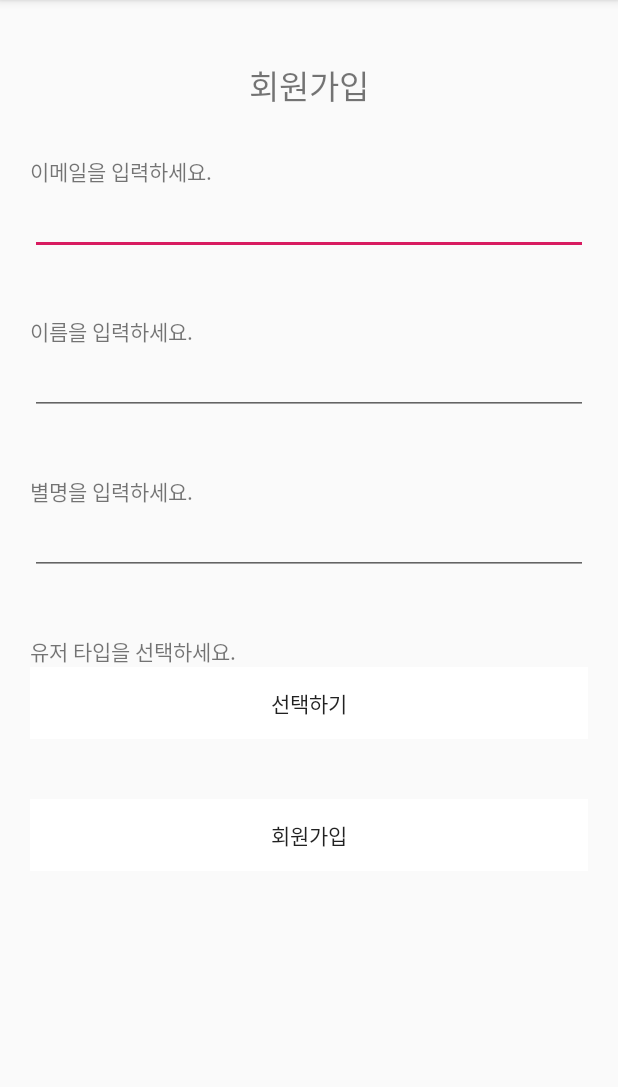
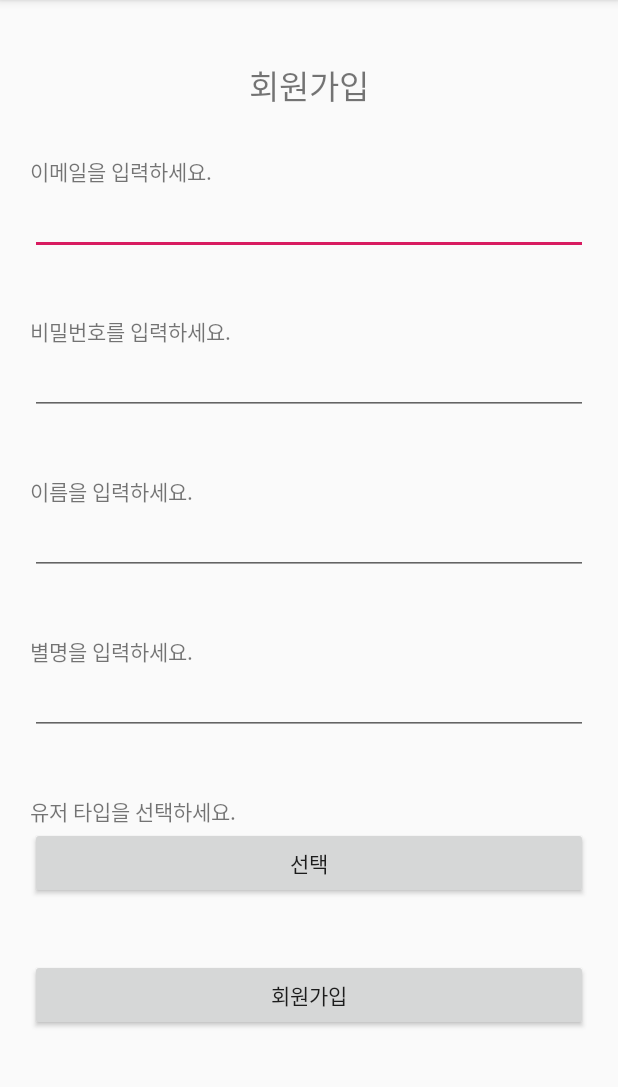
Before and after one commit to skkuse/2019spring_42class_team4, an Android app: the signin screen opened directly, with no data from a screen before it, on a phone screen of 412 x 824 dp, the part 84-1171 px from its top. Run offline under Robolectric (Android 15) with nearby library versions, the phone set to English and light mode, and no system bars; our stand-ins replace Firebase (no records; nobody signed in at launch, a user with empty details on screens opened directly).

Commit message:
first commit..;;

```diff
--- a/docking/app/src/main/java/com/example/docking_milkyway/signin.java
+++ b/docking/app/src/main/java/com/example/docking_milkyway/signin.java
@@ -1,23 +1,136 @@
 package com.example.docking_milkyway;
 
 import android.os.Bundle;
+import android.support.annotation.NonNull;
 import android.support.v7.app.AppCompatActivity;
+import android.util.Log;
+import android.view.View;
 import android.widget.Button;
 import android.widget.EditText;
 import android.widget.TextView;
+import android.widget.Toast;
+
+import com.google.android.gms.tasks.OnCompleteListener;
+import com.google.android.gms.tasks.Task;
+import com.google.firebase.firestore.CollectionReference;
+import com.google.firebase.firestore.DocumentReference;
+import com.google.firebase.firestore.DocumentSnapshot;
+import com.google.firebase.firestore.FirebaseFirestore;
+
+
+
 
 public class signin extends AppCompatActivity {
 
-    private Button usertypeinsert;
-    private Button sign_in;
+    Button usertypeinsert;
+    Button sign_in;
     private EditText emailinsert;
+    private EditText pwinsert;
     private EditText nameinsert;
     private EditText nicknameinsert;
+
+    public class User{
+        private String email;
+        private String pw;
+        private String name;
+        private String nickname;
+        private int age;
+        private String user_type;
+        private String sex;
+
+
+        public User(){}
+
+        public User(String email, String pw, String name, String nickname, int age, String user_type, String sex) {
+            this.email = email;
+            this.pw = pw;
+            this.name = name;
+            this.nickname = nickname;
+            this.age = age;
+            this.user_type = user_type;
+            this.sex = sex;
+        }
+
+        public String getEmail(){
+            return this.email;
+        }
+
+        public String getPw() {
+            return pw;
+        }
+
+        public String getName() {
+            return name;
+        }
+
+        public String getNickname() {
+            return nickname;
+        }
+        public int getAge() {
+            return age;
+        }
+
+        public String getUser_type() {
+            return user_type;
+        }
+
+        public String getSex() {
+            return sex;
+        }
+
+    }
+
+
+
 
     protected void onCreate(Bundle savedInstanceState) {
         super.onCreate(savedInstanceState);
         setContentView(R.layout.signin);
-        usertypeinsert = findViewById(R.id.usertypeinsert);
+        usertypeinsert = findViewById(R.id.userTypeinsert);
         sign_in = findViewById(R.id.sign_in);
+
+        emailinsert = findViewById(R.id.emailinsert);
+        pwinsert = findViewById(R.id.pwinsert);
+        nameinsert = findViewById(R.id.nameinsert);
+        nicknameinsert = findViewById(R.id.nicknameinsert);
+
+
+        final FirebaseFirestore userDB = FirebaseFirestore.getInstance();
+
+        sign_in.setOnClickListener(new Button.OnClickListener(){
+            @Override
+
+            public void onClick(View view){
+                String email = emailinsert.getText().toString();
+                String pw = pwinsert.getText().toString();
+                String name = nameinsert.getText().toString();
+                String nickname = nicknameinsert.getText().toString();
+                int age = 10;
+                String user_type = "전문가";
+                String sex = "남성";
+
+                final User temp_user = new User(email,pw,name,nickname,age,user_type,sex);
+
+                //CollectionReference userRef = userDB.collection("user");
+                DocumentReference userRef = userDB.collection("user").document(email);
+                userRef.get().addOnCompleteListener(new OnCompleteListener<DocumentSnapshot>() {
+                    @Override
+                    public void onComplete(@NonNull Task<DocumentSnapshot> task) {
+                        if(task.isSuccessful()){
+                            DocumentSnapshot document = task.getResult();
+                            if(document.exists()){
+                                Log.d("login", "계정 존재 확인");
+                                Toast.makeText(signin.this, "이미 존재하는 계정입니다.", Toast.LENGTH_LONG).show();
+                            }else{
+                                Log.d("login", "최초 계정!");
+                                userDB.collection("user").document(temp_user.getEmail()).set(temp_user);
+                            }
+                        }else{
+                            Log.d("login", "get() failed");
+                        }
+                    }
+                });
+            }
+        });
     }
 }
--- a/docking/app/src/main/res/layout/signin.xml
+++ b/docking/app/src/main/res/layout/signin.xml
@@ -1,97 +1,139 @@
 <?xml version="1.0" encoding="utf-8"?>
-<LinearLayout xmlns:android="http://schemas.android.com/apk/res/android"
-    android:orientation="vertical"
+
+<ScrollView xmlns:android="http://schemas.android.com/apk/res/android"
     android:layout_width="match_parent"
-    android:layout_height="match_parent">
+    android:layout_height="match_parent"
+    android:fillViewport="true">
+
     <LinearLayout
-        android:layout_marginTop="30dp"
-        android:padding="10dp"
         android:layout_width="match_parent"
         android:layout_height="wrap_content"
+        android:orientation="vertical">
+
+
+        <LinearLayout
+            android:layout_width="match_parent"
+            android:layout_height="wrap_content"
+            android:layout_marginTop="30dp"
             android:gravity="center"
-        android:orientation="horizontal">
+            android:orientation="horizontal"
+            android:padding="10dp">
+
             <TextView
                 android:layout_width="wrap_content"
                 android:layout_height="wrap_content"
-            android:textSize="10pt"
-            android:text="회원가입" />
+                android:text="회원가입"
+                android:textSize="10pt" />
         </LinearLayout>
+
         <LinearLayout
             android:layout_width="match_parent"
             android:layout_height="match_parent"
             android:layout_gravity="center"
             android:orientation="vertical">
+
             <LinearLayout
                 android:layout_width="match_parent"
                 android:layout_height="wrap_content"
-            android:padding="20dp"
-            android:orientation="vertical">
+                android:orientation="vertical"
+                android:padding="20dp">
+
                 <TextView
-                android:text="이메일을 입력하세요."
                     android:layout_width="match_parent"
-                android:layout_height="wrap_content" />
+                    android:layout_height="wrap_content"
+                    android:text="이메일을 입력하세요." />
+
                 <EditText
                     android:id="@+id/emailinsert"
                     android:layout_width="match_parent"
                     android:layout_height="wrap_content" />
             </LinearLayout>
+
             <LinearLayout
                 android:layout_width="match_parent"
                 android:layout_height="wrap_content"
-            android:padding="20dp"
-            android:orientation="vertical">
+                android:orientation="vertical"
+                android:padding="20dp">
+
                 <TextView
-                android:text="이름을 입력하세요."
+                    android:id="@+id/textView5"
+                    android:layout_width="match_parent"
+                    android:layout_height="wrap_content"
+                    android:text="비밀번호를 입력하세요." />
+
+                <EditText
+                    android:id="@+id/pwinsert"
                     android:layout_width="match_parent"
                     android:layout_height="wrap_content" />
+
+            </LinearLayout>
+
+            <LinearLayout
+                android:layout_width="match_parent"
+                android:layout_height="wrap_content"
+                android:orientation="vertical"
+                android:padding="20dp">
+
+                <TextView
+                    android:layout_width="match_parent"
+                    android:layout_height="wrap_content"
+                    android:text="이름을 입력하세요." />
+
                 <EditText
                     android:id="@+id/nameinsert"
                     android:layout_width="match_parent"
                     android:layout_height="wrap_content" />
             </LinearLayout>
+
             <LinearLayout
                 android:layout_width="match_parent"
                 android:layout_height="wrap_content"
-            android:padding="20dp"
-            android:orientation="vertical">
+                android:orientation="vertical"
+                android:padding="20dp">
+
                 <TextView
-                android:text="별명을 입력하세요."
                     android:layout_width="match_parent"
-                android:layout_height="wrap_content" />
+                    android:layout_height="wrap_content"
+                    android:text="별명을 입력하세요." />
+
                 <EditText
                     android:id="@+id/nicknameinsert"
                     android:layout_width="match_parent"
                     android:layout_height="wrap_content" />
             </LinearLayout>
+
             <LinearLayout
                 android:layout_width="match_parent"
                 android:layout_height="wrap_content"
-            android:padding="20dp"
-            android:orientation="vertical">
+                android:orientation="vertical"
+                android:padding="20dp">
+
                 <TextView
-                android:text="유저 타입을 선택하세요."
                     android:layout_width="match_parent"
-                android:layout_height="wrap_content" />
+                    android:layout_height="wrap_content"
+                    android:text="유저 타입을 선택하세요." />
+
                 <Button
-                android:text="선택하기"
-                android:background="@color/common_google_signin_btn_text_dark"
-                android:id="@+id/usertypeinsert"
+                    android:id="@+id/userTypeinsert"
                     android:layout_width="match_parent"
-                android:layout_height="wrap_content" />
+                    android:layout_height="wrap_content"
+                    android:text="선택" />
             </LinearLayout>
+
             <LinearLayout
                 android:layout_width="match_parent"
                 android:layout_height="wrap_content"
-            android:padding="20dp"
-            android:orientation="vertical">
+                android:orientation="vertical"
+                android:padding="20dp">
+
                 <Button
-                android:text="회원가입"
-                android:background="@color/common_google_signin_btn_text_dark"
                     android:id="@+id/sign_in"
                     android:layout_width="match_parent"
-                android:layout_height="wrap_content" />
+                    android:layout_height="wrap_content"
+                    android:text="회원가입" />
+
             </LinearLayout>
         </LinearLayout>
 
-
     </LinearLayout>
+</ScrollView>
```
Also changed, not shown: docking/app/src/main/java/com/example/docking_milkyway/MainActivity.java (+12 -4 lines), docking/app/src/main/java/com/example/docking_milkyway/login.java (+33 -14 lines), docking/app/src/main/res/layout/activity_main.xml (+8 -0 lines), docking/app/src/main/res/layout/login.xml (+28 -35 lines). Lines whose indentation alone changed are shown as unchanged.
